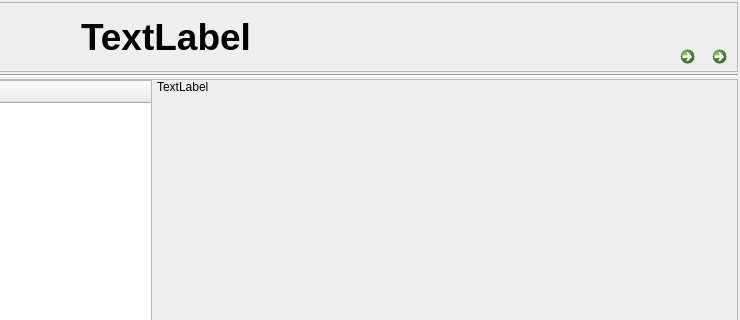
First picture: the form in Ui/mainform.ui, repository golden7602/zion, before the edit; both pictures show x 351 to 1091 and y 0 to 320 of the 1091 by 648 pixel window.
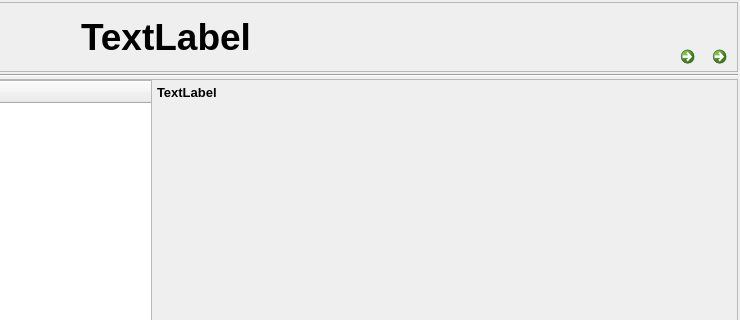
Second picture: the form after the edit. Icons and pictures are not drawn.

What changed in the file:
```diff
--- a/Ui/mainform.ui
+++ b/Ui/mainform.ui
@@ -344,7 +344,27 @@
          <widget class="QWidget" name="layoutWidget">
           <layout class="QVBoxLayout" name="verticalLayout_2">
            <item>
-            <widget class="QLabel" name="label">
+            <widget class="QLabel" name="label_FunPath">
+             <property name="minimumSize">
+              <size>
+               <width>0</width>
+               <height>25</height>
+              </size>
+             </property>
+             <property name="maximumSize">
+              <size>
+               <width>16777215</width>
+               <height>25</height>
+              </size>
+             </property>
+             <property name="font">
+              <font>
+               <family>Arial</family>
+               <pointsize>10</pointsize>
+               <weight>75</weight>
+               <bold>true</bold>
+              </font>
+             </property>
              <property name="text">
               <string>TextLabel</string>
              </property>
```
